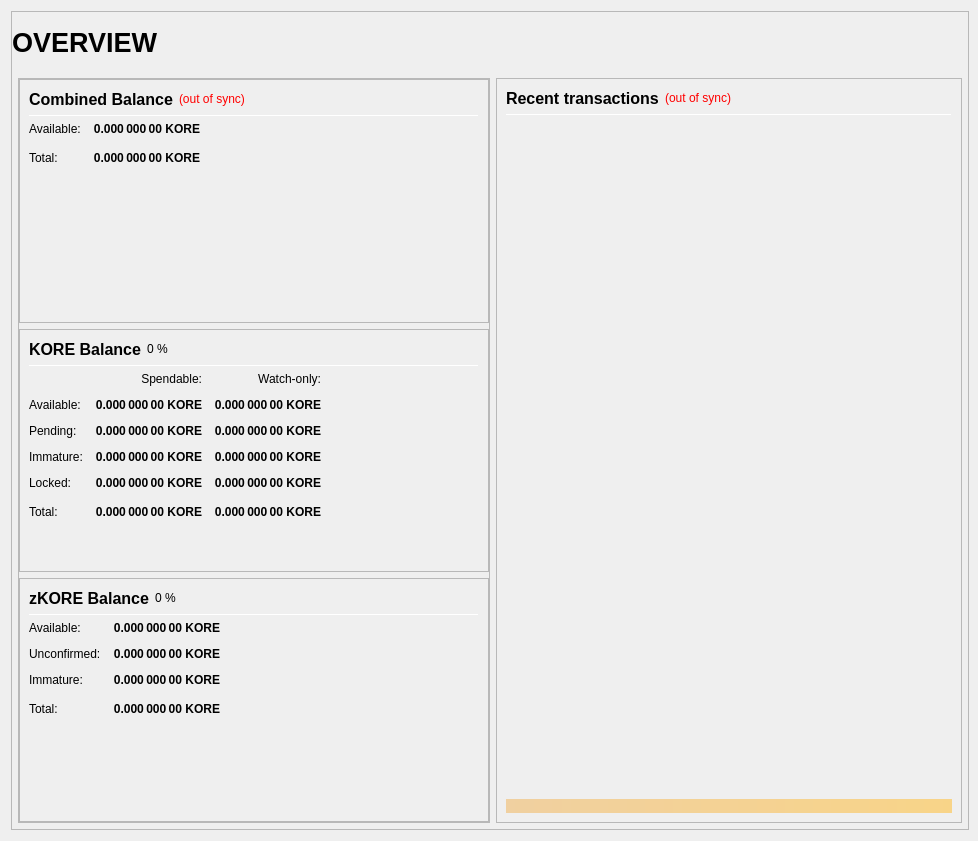
Old version of the form src/qt/forms/overviewpage.ui in the repository mammix2/kore-mammix2.
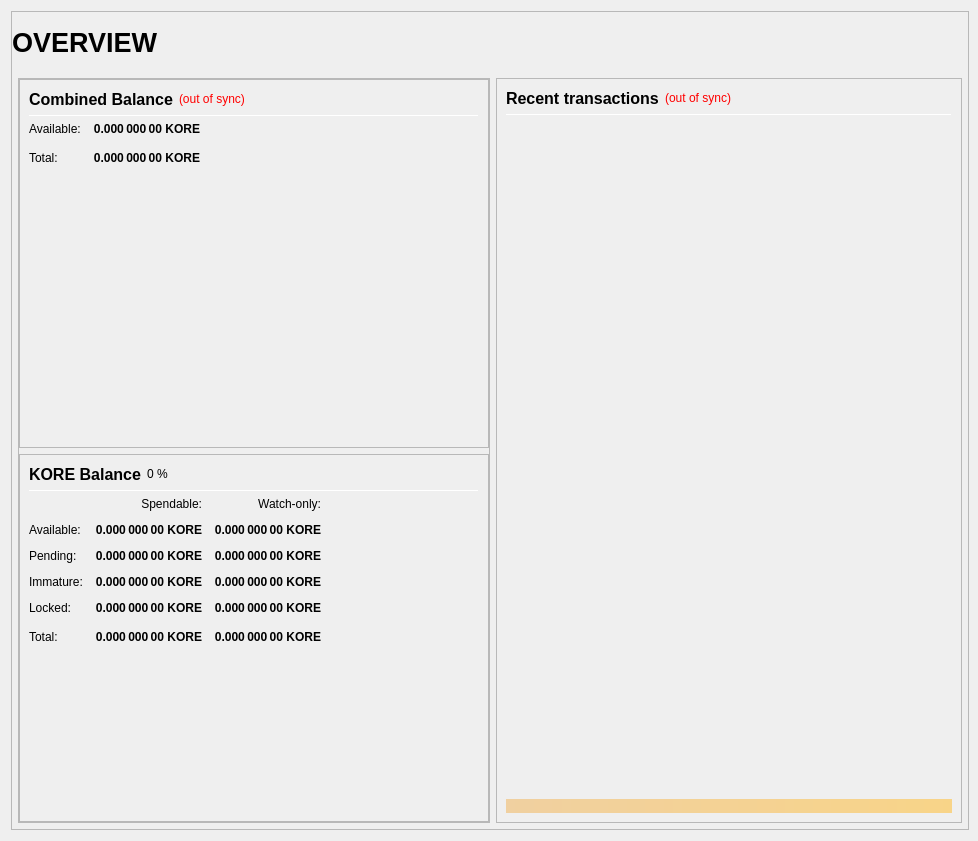
New version of the form.

The edit to the form file:
```diff
--- a/src/qt/forms/overviewpage.ui
+++ b/src/qt/forms/overviewpage.ui
@@ -200,7 +200,7 @@
                  <property name="frameShadow">
                   <enum>QFrame::Raised</enum>
                  </property>
-                 <layout class="QVBoxLayout" name="verticalLayout" stretch="0,0,0">
+                 <layout class="QVBoxLayout" name="verticalLayout" stretch="0,0">
                   <property name="leftMargin">
                    <number>0</number>
                   </property>
@@ -825,242 +825,6 @@
                     </layout>
                    </widget>
                   </item>
-                  <item>
-                   <widget class="QFrame" name="frame_ZerocoinBalances">
-                    <property name="frameShape">
-                     <enum>QFrame::StyledPanel</enum>
-                    </property>
-                    <property name="frameShadow">
-                     <enum>QFrame::Raised</enum>
-                    </property>
-                    <layout class="QVBoxLayout" name="verticalLayout_7">
-                     <item>
-                      <layout class="QHBoxLayout" name="horizontalLayout_8" stretch="0,0,0">
-                       <item>
-                        <widget class="QLabel" name="label_5z_3">
-                         <property name="minimumSize">
-                          <size>
-                           <width>0</width>
-                           <height>20</height>
-                          </size>
-                         </property>
-                         <property name="font">
-                          <font>
-                           <pointsize>12</pointsize>
-                           <weight>75</weight>
-                           <bold>true</bold>
-                          </font>
-                         </property>
-                         <property name="text">
-                          <string>zKORE Balance</string>
-                         </property>
-                        </widget>
-                       </item>
-                       <item>
-                        <widget class="QLabel" name="labelzKOREPercent">
-                         <property name="text">
-                          <string notr="true">0 %</string>
-                         </property>
-                        </widget>
-                       </item>
-                       <item>
-                        <spacer name="horizontalSpacer_11">
-                         <property name="orientation">
-                          <enum>Qt::Horizontal</enum>
-                         </property>
-                         <property name="sizeHint" stdset="0">
-                          <size>
-                           <width>40</width>
-                           <height>20</height>
-                          </size>
-                         </property>
-                        </spacer>
-                       </item>
-                      </layout>
-                     </item>
-                     <item>
-                      <widget class="Line" name="line_ZerocoinBalance">
-                       <property name="minimumSize">
-                        <size>
-                         <width>0</width>
-                         <height>1</height>
-                        </size>
-                       </property>
-                       <property name="maximumSize">
-                        <size>
-                         <width>16777215</width>
-                         <height>1</height>
-                        </size>
-                       </property>
-                       <property name="orientation">
-                        <enum>Qt::Horizontal</enum>
-                       </property>
-                      </widget>
-                     </item>
-                     <item>
-                      <layout class="QGridLayout" name="gridLayout_5">
-                       <property name="spacing">
-                        <number>12</number>
-                       </property>
-                       <item row="1" column="0">
-                        <widget class="QLabel" name="labelzBalanceMatureText">
-                         <property name="toolTip">
-                          <string>Mature: more than 20 confirmation and more than 1 mint of the same denomination after it was minted.
-These zKORE are spendable.</string>
-                         </property>
-                         <property name="text">
-                          <string>Available:</string>
-                         </property>
-                        </widget>
-                       </item>
-                       <item row="1" column="1">
-                        <widget class="QLabel" name="labelzBalanceMature">
-                         <property name="font">
-                          <font>
-                           <weight>75</weight>
-                           <bold>true</bold>
-                          </font>
-                         </property>
-                         <property name="toolTip">
-                          <string>Mature: more than 20 confirmation and more than 1 mint of the same denomination after it was minted.
-These zKORE are spendable.</string>
-                         </property>
-                         <property name="text">
-                          <string notr="true">0.000 000 00 KORE</string>
-                         </property>
-                         <property name="alignment">
-                          <set>Qt::AlignRight|Qt::AlignTrailing|Qt::AlignVCenter</set>
-                         </property>
-                        </widget>
-                       </item>
-                       <item row="2" column="0">
-                        <widget class="QLabel" name="labelzBalanceUnconfirmedText">
-                         <property name="toolTip">
-                          <string>Unconfirmed: less than 20 confirmations
-Immature: confirmed, but less than 1 mint of the same denomination after it was minted</string>
-                         </property>
-                         <property name="text">
-                          <string>Unconfirmed:</string>
-                         </property>
-                        </widget>
-                       </item>
-                       <item row="2" column="1">
-                        <widget class="QLabel" name="labelzBalanceUnconfirmed">
-                         <property name="font">
-                          <font>
-                           <weight>75</weight>
-                           <bold>true</bold>
-                          </font>
-                         </property>
-                         <property name="toolTip">
-                          <string>Unconfirmed: less than 20 confirmations
-Immature: confirmed, but less than 1 mint of the same denomination after it was minted</string>
-                         </property>
-                         <property name="text">
-                          <string notr="true">0.000 000 00 KORE</string>
-                         </property>
-                         <property name="alignment">
-                          <set>Qt::AlignRight|Qt::AlignTrailing|Qt::AlignVCenter</set>
-                         </property>
-                        </widget>
-                       </item>
-                       <item row="3" column="0">
-                        <widget class="QLabel" name="labelzBalanceImmatureText">
-                         <property name="toolTip">
-                          <string>Unconfirmed: less than 20 confirmations
-Immature: confirmed, but less than 1 mint of the same denomination after it was minted</string>
-                         </property>
-                         <property name="text">
-                          <string>Immature:</string>
-                         </property>
-                        </widget>
-                       </item>
-                       <item row="3" column="1">
-                        <widget class="QLabel" name="labelzBalanceImmature">
-                         <property name="font">
-                          <font>
-                           <weight>75</weight>
-                           <bold>true</bold>
-                          </font>
-                         </property>
-                         <property name="toolTip">
-                          <string>Unconfirmed: less than 20 confirmations
-Immature: confirmed, but less than 1 mint of the same denomination after it was minted</string>
-                         </property>
-                         <property name="text">
-                          <string notr="true">0.000 000 00 KORE</string>
-                         </property>
-                         <property name="alignment">
-                          <set>Qt::AlignRight|Qt::AlignTrailing|Qt::AlignVCenter</set>
-                         </property>
-                        </widget>
-                       </item>
-                       <item row="4" column="0">
-                        <widget class="QLabel" name="labelzBalanceText">
-                         <property name="toolTip">
-                          <string>Your current zKORE balance, unconfirmed and immature zKORE included.</string>
-                         </property>
-                         <property name="text">
-                          <string>Total:</string>
-                         </property>
-                        </widget>
-                       </item>
-                       <item row="4" column="1">
-                        <widget class="QLabel" name="labelzBalance">
-                         <property name="font">
-                          <font>
-                           <weight>75</weight>
-                           <bold>true</bold>
-                          </font>
-                         </property>
-                         <property name="cursor">
-                          <cursorShape>IBeamCursor</cursorShape>
-                         </property>
-                         <property name="toolTip">
-                          <string>Your current zKORE balance, unconfirmed and immature zKORE included.</string>
-                         </property>
-                         <property name="text">
-                          <string notr="true">0.000 000 00 KORE</string>
-                         </property>
-                         <property name="alignment">
-                          <set>Qt::AlignRight|Qt::AlignTrailing|Qt::AlignVCenter</set>
-                         </property>
-                         <property name="textInteractionFlags">
-                          <set>Qt::LinksAccessibleByMouse|Qt::TextSelectableByKeyboard|Qt::TextSelectableByMouse</set>
-                         </property>
-                        </widget>
-                       </item>
-                       <item row="4" column="2">
-                        <spacer name="horizontalSpacer_4">
-                         <property name="orientation">
-                          <enum>Qt::Horizontal</enum>
-                         </property>
-                         <property name="sizeHint" stdset="0">
-                          <size>
-                           <width>40</width>
-                           <height>20</height>
-                          </size>
-                         </property>
-                        </spacer>
-                       </item>
-                      </layout>
-                     </item>
-                     <item>
-                      <spacer name="verticalSpacer_4">
-                       <property name="orientation">
-                        <enum>Qt::Vertical</enum>
-                       </property>
-                       <property name="sizeHint" stdset="0">
-                        <size>
-                         <width>20</width>
-                         <height>40</height>
-                        </size>
-                       </property>
-                      </spacer>
-                     </item>
-                    </layout>
-                   </widget>
-                  </item>
                  </layout>
                 </widget>
                </item>
```
